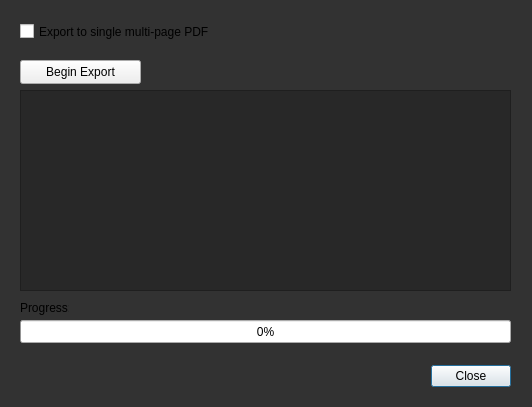
Before: the Qt Designer form src/pdfbatchexport.ui in willmh93/SonaeLabelMaker, drawn with Qt 5.
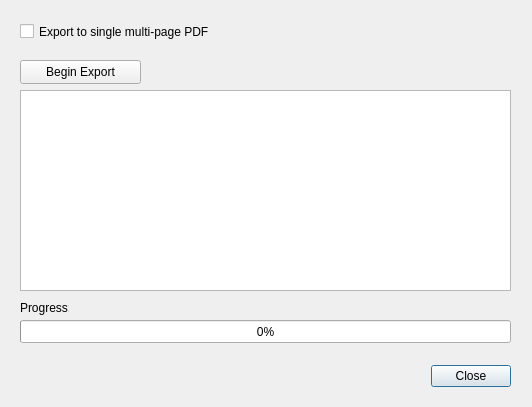
After: the same form once the commit is applied.

What changed in the file:
```diff
--- a/src/pdfbatchexport.ui
+++ b/src/pdfbatchexport.ui
@@ -17,9 +17,7 @@
    <string>Batch Export</string>
   </property>
   <property name="styleSheet">
-   <string notr="true">QDialog {
-    background-color: rgb(50, 50, 50);
-}</string>
+   <string notr="true"/>
   </property>
   <property name="modal">
    <bool>true</bool>
@@ -50,7 +48,7 @@
     </rect>
    </property>
    <property name="styleSheet">
-    <string notr="true">background-color: rgb(40, 40, 40);</string>
+    <string notr="true"/>
    </property>
    <property name="selectionMode">
     <enum>QAbstractItemView::SelectionMode::NoSelection</enum>
```
